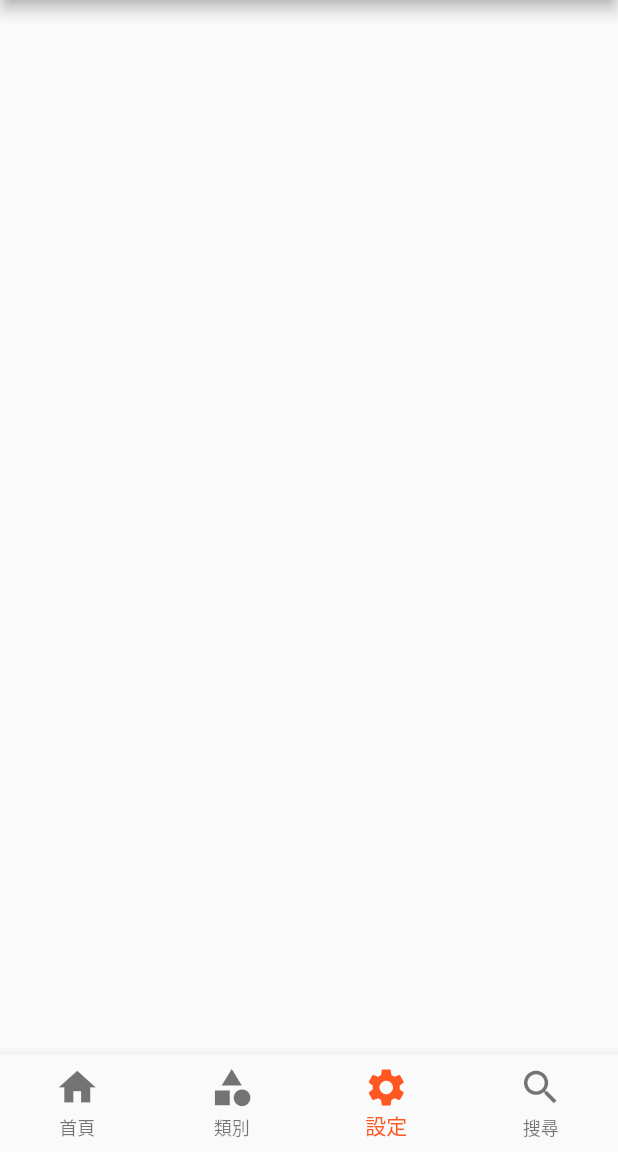
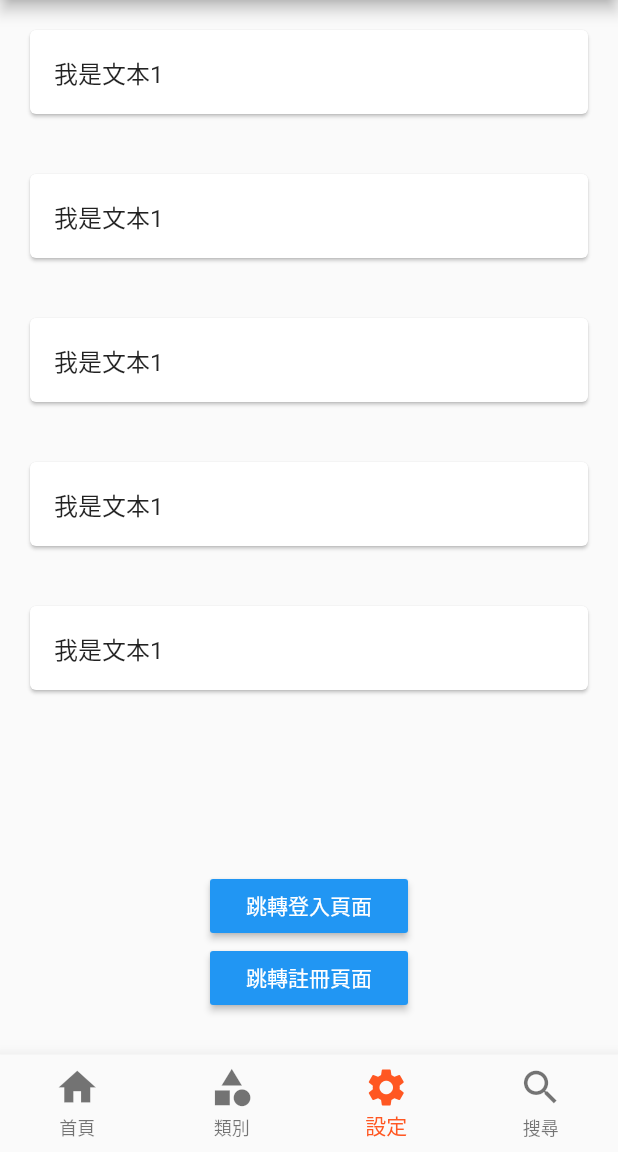
Before and after one commit to a0979225002/Flutter_Exercise13, a Flutter app: the screen it shows after launch, item 3 of the bottom bar chosen, on a phone screen of 412 x 824 dp, the part 84-1236 px from its top. Run offline on Flutter 3.47's test engine with Material 2 defaults, Android fonts, the phone set to English and light mode, and no system bars.

Commit message:
頁面跳轉

```diff
--- a/lib/main.dart
+++ b/lib/main.dart
@@ -21,7 +21,6 @@ class MyApp extends StatelessWidget {
 //        'search':(context)=>SearchPage(),
 //        //需在要跳轉的頁面 Navigator.pushNamed(context,'/search');
 //      },
-
         initialRoute: '/tabs', //初始化家載的頁面
         onGenerateRoute: onGenerateRoute,//不需加()
     );
--- a/lib/pages/Tabs.dart
+++ b/lib/pages/Tabs.dart
@@ -4,18 +4,31 @@ import 'tabs/HomePage.dart';
 import 'tabs/SettingPage.dart';
 
 class TabPage extends StatefulWidget {
+
+  final int count;
+
+  TabPage({this.count = 0});
+
+
   @override
-  _State createState() => _State();
+  _State createState() => _State(count);
 }
 
 class _State extends State<TabPage> {
-  int countNum = 0;
+
+   int countNum;
+  _State(int count){
+    this.countNum = count;
+  }
+
+
   List list = [
     HomePage(),
     CategoryPage(),
     SettingPage(),
     SettingPage()
   ];
+
 
   @override
   Widget build(BuildContext context) {
--- a/lib/pages/routes/Routes.dart
+++ b/lib/pages/routes/Routes.dart
@@ -4,6 +4,13 @@ import 'package:flutter/material.dart';
 import '../Tabs.dart';
 import '../product.dart';
 import '../product_info.dart';
+import 'package:flutterroutes/user/login.dart';
+import 'package:flutterroutes/user/register_first.dart';
+import 'package:flutterroutes/user/register_second.dart';
+import 'package:flutterroutes/user/registerThird.dart';
+
+
+
 
 final routes = {
   '/tabs':(context,{arguments})=>TabPage(),//首個加載頁面
@@ -11,6 +18,11 @@ final routes = {
   '/form':(context,{arguments})=>FormPage(arguments: arguments,),
   '/search':(context,{arguments})=>SearchPage(arguments: arguments,),
   '/product_info':(context,{arguments})=>ProductInfoPage(arguments: arguments,),
+  '/login':(context)=>Login(),
+  '/registerFirst':(context)=>RegisterFirst(),
+  '/registerSecond':(context)=>RegisterSecond(),
+  '/registerThird':(context)=>RegisterThird(),
+
 };
 
 
--- a/lib/pages/tabs/SettingPage.dart
+++ b/lib/pages/tabs/SettingPage.dart
@@ -8,6 +8,82 @@ class SettingPage extends StatefulWidget {
 class _SettingPageState extends State<SettingPage> {
   @override
   Widget build(BuildContext context) {
-    return Container();
+    return ListView(
+      children: <Widget>[
+        Card(
+          margin: EdgeInsets.all(20),
+          child: Column(
+              children: <Widget>[
+                ListTile(
+                  title: Text("我是文本1"),
+                ),
+              ],
+            ),
+          ),
+        Card(
+          margin: EdgeInsets.all(20),
+          child: Column(
+            children: <Widget>[
+              ListTile(
+                title: Text("我是文本1"),
+              ),
+            ],
+          ),
+        ),
+        Card(
+          margin: EdgeInsets.all(20),
+          child: Column(
+            children: <Widget>[
+              ListTile(
+                title: Text("我是文本1"),
+              ),
+            ],
+          ),
+        ),
+        Card(
+          margin: EdgeInsets.all(20),
+          child: Column(
+            children: <Widget>[
+              ListTile(
+                title: Text("我是文本1"),
+              ),
+            ],
+          ),
+        ),
+        Card(
+          margin: EdgeInsets.all(20),
+          child: Column(
+            children: <Widget>[
+              ListTile(
+                title: Text("我是文本1"),
+              ),
+            ],
+          ),
+        ),
+        SizedBox(height: 100,),
+        Center(
+          child: Column(
+            children: <Widget>[
+              RaisedButton(
+                color: Theme.of(context).accentColor,
+                textTheme: ButtonTextTheme.primary,
+                child: Text("跳轉登入頁面"),
+                onPressed: (){
+                  Navigator.pushNamed(context, '/login');
+                },
+              ),
+              RaisedButton(
+                color: Theme.of(context).accentColor,
+                textTheme: ButtonTextTheme.primary,
+                child: Text("跳轉註冊頁面"),
+                onPressed: (){
+                  Navigator.pushNamed(context, '/registerFirst');
+                },
+              ),
+            ],
+          ),
+        )
+      ],
+    );
   }
 }
```
Also changed, not shown: lib/user/login.dart (added, +34 -0 lines), lib/user/registerThird.dart (added, +43 -0 lines), lib/user/register_first.dart (added, +36 -0 lines), lib/user/register_second.dart (added, +35 -0 lines), lib/image/a02.gif (added), 1 other file.
